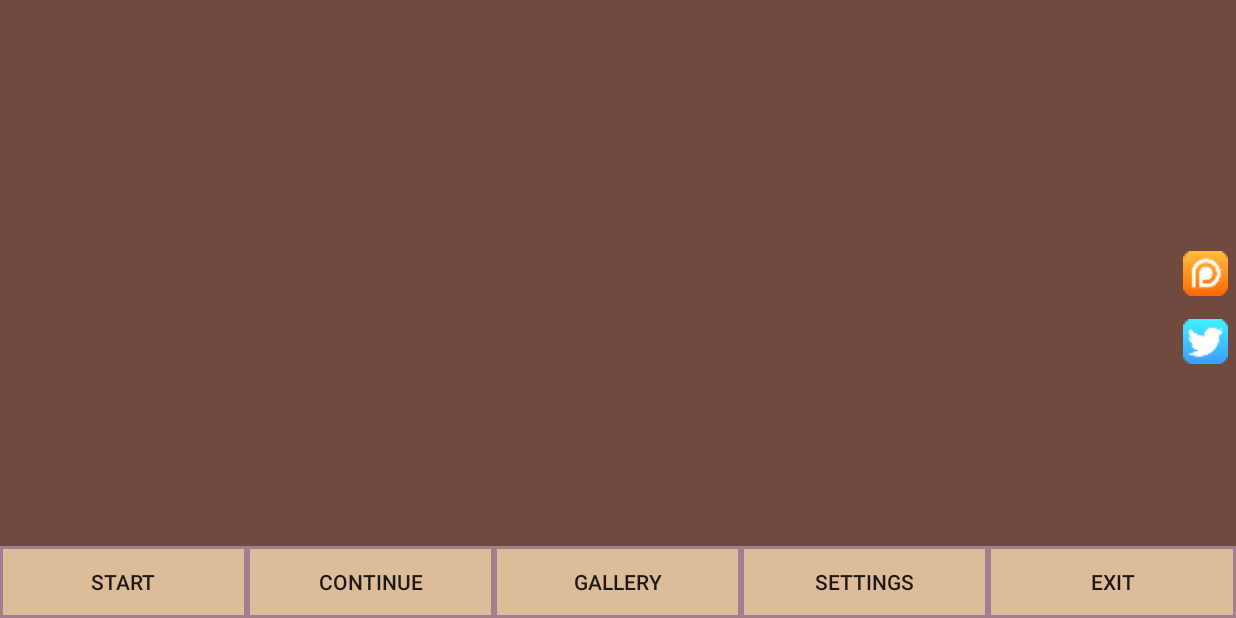
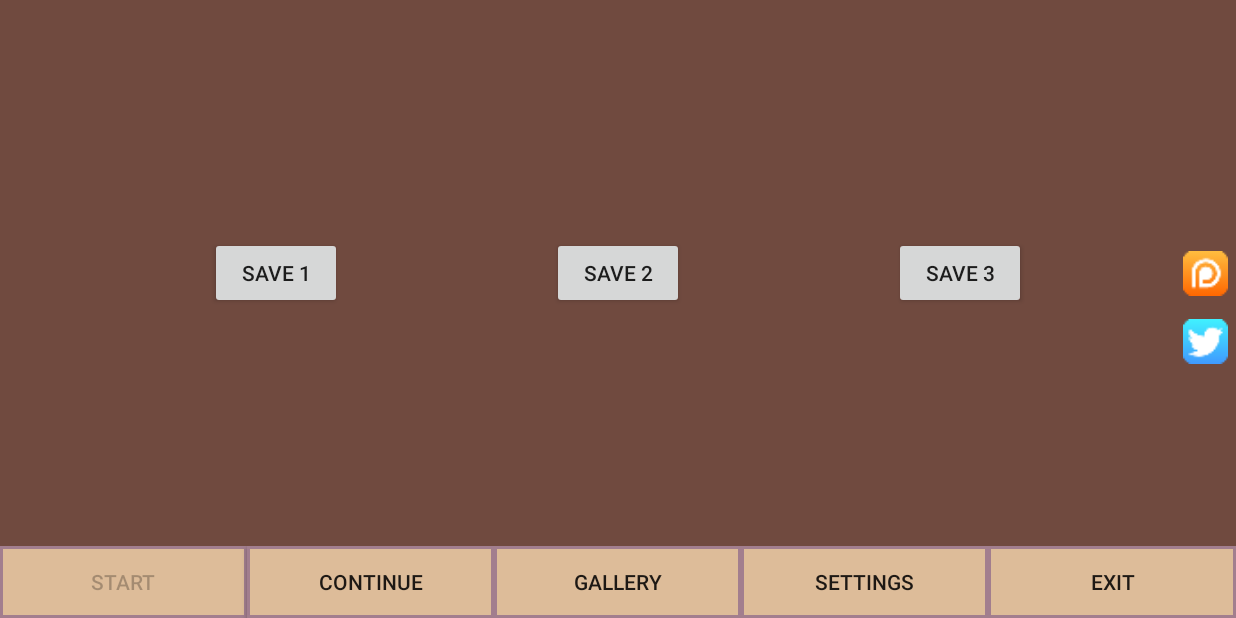
Before and after one commit to idvera77/Cosplay-Triple-Date, an Android app: the HomeActivity screen opened directly, with no data from a screen before it, on a phone screen of 824 x 412 dp (held sideways). Run offline under Robolectric (Android 15) with nearby library versions, the phone set to English and light mode, and no system bars.

Commit message:
micro save
small progress in several areas

```diff
--- a/app/src/main/AndroidManifest.xml
+++ b/app/src/main/AndroidManifest.xml
@@ -9,7 +9,8 @@
         android:roundIcon="@mipmap/ic_launcher_round"
         android:supportsRtl="true"
         android:theme="@style/Theme.AppCompat.DayNight.NoActionBar">
-        <activity android:name=".GameStart"></activity>
+        <activity android:name=".Game"
+            android:screenOrientation="landscape"/>
         <activity
             android:name=".HomeActivity"
             android:screenOrientation="landscape" />
@@ -19,6 +20,7 @@
             android:screenOrientation="landscape">
             <intent-filter>
                 <action android:name="android.intent.action.MAIN" />
+
                 <category android:name="android.intent.category.LAUNCHER" />
             </intent-filter>
         </activity>
--- a/app/src/main/java/com/mystra77/visualnovel/HomeActivity.java
+++ b/app/src/main/java/com/mystra77/visualnovel/HomeActivity.java
@@ -7,6 +7,7 @@ import android.app.AlertDialog;
 import android.content.DialogInterface;
 import android.content.Intent;
 
+import android.database.sqlite.SQLiteDatabase;
 import android.net.Uri;
 import android.os.Bundle;
 
@@ -15,52 +16,87 @@ import android.view.Window;
 import android.view.WindowManager;
 import android.widget.Button;
 
+import com.mystra77.visualnovel.database.MyOpenHelper;
 import com.mystra77.visualnovel.fragments.ContinueFragment;
 import com.mystra77.visualnovel.fragments.GalleryFragment;
+import com.mystra77.visualnovel.fragments.GameStartFragment;
 import com.mystra77.visualnovel.fragments.SettingsFragment;
 
 
 public class HomeActivity extends AppCompatActivity {
     private int unlockImageGallery;
-    private Button btnContinue, btnGaleria, btnSettings;
-
+    private Button btnStart, btnContinue, btnGallery, btnSettings;
 
     @Override
     protected void onCreate(Bundle savedInstanceState) {
         super.onCreate(savedInstanceState);
+
+        //Delete Status Bar
         requestWindowFeature(Window.FEATURE_NO_TITLE);
         this.getWindow().setFlags(WindowManager.LayoutParams.FLAG_FULLSCREEN, WindowManager.LayoutParams.FLAG_FULLSCREEN);
+
+        //
         overridePendingTransition(R.anim.fade_in, R.anim.fade_out);
         setContentView(R.layout.activity_home);
 
+        //First Fragment
+        GameStartFragment fragment = new GameStartFragment();
+        FragmentTransaction transaction = getSupportFragmentManager().beginTransaction();
+        transaction.replace(R.id.frameZoneFragment, fragment);
+        transaction.addToBackStack(null);
+        transaction.commit();
 
+        //Open database
+        MyOpenHelper moh = new MyOpenHelper(this);
+        SQLiteDatabase database = moh.getWritableDatabase();
+
+        moh.saveGame(database, 1, 0, 0,0,0,0);
+
+        btnStart = this.findViewById(R.id.btnStartGame);
+        btnStart.setEnabled(false);
         btnContinue = this.findViewById(R.id.btnContinue);
-        btnGaleria = this.findViewById(R.id.btnGallery);
+        btnGallery = this.findViewById(R.id.btnGallery);
         btnSettings = this.findViewById(R.id.btnSettings);
 
     }
 
     public void Start(final View view) {
+        disableButton(btnStart);
+        GameStartFragment fragment = new GameStartFragment();
+        FragmentTransaction transaction = getSupportFragmentManager().beginTransaction();
+        transaction.setCustomAnimations(R.anim.enter_from_right, R.anim.exit_to_left, R.anim.enter_from_left, R.anim.exit_to_right);
+        transaction.replace(R.id.frameZoneFragment, fragment);
+        transaction.addToBackStack(null);
+        transaction.commit();
 
+
+        /*
         startActivity(new Intent(view.getContext(), GameStart.class));
         overridePendingTransition(R.anim.fade_in, R.anim.fade_out);
 
+          requestWindowFeature(Window.FEATURE_NO_TITLE);
+        this.getWindow().setFlags(WindowManager.LayoutParams.FLAG_FULLSCREEN, WindowManager.LayoutParams.FLAG_FULLSCREEN);
+
+        public void onBackPressed() {
+        super.onBackPressed();
+        overridePendingTransition(R.anim.fade_in, R.anim.fade_out);
+
+    }
+         */
     }
 
     public void Continue(View view) {
-        btnContinue.setEnabled(false);
+        disableButton(btnContinue);
         ContinueFragment fragment = new ContinueFragment();
         FragmentTransaction transaction = getSupportFragmentManager().beginTransaction();
         transaction.setCustomAnimations(R.anim.enter_from_right, R.anim.exit_to_left, R.anim.enter_from_left, R.anim.exit_to_right);
         transaction.replace(R.id.frameZoneFragment, fragment);
         transaction.addToBackStack(null);
         transaction.commit();
-        btnSettings.setEnabled(true);
-        btnGaleria.setEnabled(true);
     }
 
     public void Gallery(View view) {
-        btnGaleria.setEnabled(false);
+        disableButton(btnGallery);
         GalleryFragment fragment = new GalleryFragment();
         FragmentTransaction transaction = getSupportFragmentManager().beginTransaction();
         transaction.setCustomAnimations(R.anim.enter_from_right, R.anim.exit_to_left, R.anim.enter_from_left, R.anim.exit_to_right);
@@ -68,26 +104,23 @@ public class HomeActivity extends AppCompatActivity {
         transaction.addToBackStack(null);
         transaction.commit();
         unlockImageGallery++;
-        btnSettings.setEnabled(true);
-        btnContinue.setEnabled(true);
+
     }
 
     public void Settings(View view) {
-        btnSettings.setEnabled(false);
+        disableButton(btnSettings);
         SettingsFragment fragment = new SettingsFragment();
         FragmentTransaction transaction = getSupportFragmentManager().beginTransaction();
         transaction.setCustomAnimations(R.anim.enter_from_right, R.anim.exit_to_left, R.anim.enter_from_left, R.anim.exit_to_right);
         transaction.replace(R.id.frameZoneFragment, fragment);
         transaction.addToBackStack(null);
         transaction.commit();
-        btnGaleria.setEnabled(true);
-        btnContinue.setEnabled(true);
     }
 
     public void Exit(View view) {
         new AlertDialog.Builder(this, R.style.AlertDialogCustom)
                 .setMessage(R.string.exitQuestion)
-                .setPositiveButton("Yes", new DialogInterface.OnClickListener() {
+                .setPositiveButton(R.string.yes, new DialogInterface.OnClickListener() {
                     @Override
                     public void onClick(DialogInterface dialog, int which) {
                         moveTaskToBack(true);
@@ -95,7 +128,7 @@ public class HomeActivity extends AppCompatActivity {
                         System.exit(1);
                     }
                 })
-                .setNegativeButton("No", null)
+                .setNegativeButton(R.string.no, null)
                 .show();
     }
 
@@ -107,26 +140,26 @@ public class HomeActivity extends AppCompatActivity {
     public void goToPatreon(View view) {
         new AlertDialog.Builder(this, R.style.AlertDialogCustom)
                 .setMessage(R.string.moveToPatreon)
-                .setPositiveButton("Yes", new DialogInterface.OnClickListener() {
+                .setPositiveButton(R.string.yes, new DialogInterface.OnClickListener() {
                     @Override
                     public void onClick(DialogInterface dialog, int which) {
                         startActivity(new Intent(Intent.ACTION_VIEW, Uri.parse("https://www.patreon.com/mystra77")));
                     }
                 })
-                .setNegativeButton("No", null)
+                .setNegativeButton(R.string.no, null)
                 .show();
     }
 
     public void goToTwitter(View view) {
         new AlertDialog.Builder(this, R.style.AlertDialogCustom)
                 .setMessage(R.string.moveToTwitter)
-                .setPositiveButton("Yes", new DialogInterface.OnClickListener() {
+                .setPositiveButton(R.string.yes, new DialogInterface.OnClickListener() {
                     @Override
                     public void onClick(DialogInterface dialog, int which) {
                         startActivity(new Intent(Intent.ACTION_VIEW, Uri.parse("https://twitter.com/mystra77")));
                     }
                 })
-                .setNegativeButton("No", null)
+                .setNegativeButton(R.string.no, null)
                 .show();
     }
 
@@ -134,4 +167,25 @@ public class HomeActivity extends AppCompatActivity {
     public void onBackPressed() {
 
     }
+
+    public void disableButton(Button button){
+        btnStart.setEnabled(true);
+        btnContinue.setEnabled(true);
+        btnGallery.setEnabled(true);
+        btnSettings.setEnabled(true);
+        btnStart.setEnabled(true);
+        btnStart.setEnabled(true);
+        if(button == btnStart){
+            btnStart.setEnabled(false);
+        }
+        if(button == btnContinue){
+            btnContinue.setEnabled(false);
+        }
+        if(button == btnGallery){
+            btnGallery.setEnabled(false);
+        }
+        if(button == btnSettings){
+            btnSettings.setEnabled(false);
+        }
+    }
 }
--- /dev/null
+++ b/app/src/main/java/com/mystra77/visualnovel/classes/Player.java
@@ -0,0 +1,4 @@
+package com.mystra77.visualnovel.classes;
+
+public class Player {
+}
--- a/app/src/main/java/com/mystra77/visualnovel/database/Constants.java
+++ b/app/src/main/java/com/mystra77/visualnovel/database/Constants.java
@@ -6,18 +6,68 @@ public class Constants {
 
     private static final String TABLE_GAME = "game";
 
+    private static final String KEY_ID = "id";
+    private static final String TIME = "time";
     private static final String LEVEL = "level";
     private static final String TSUNDERE = "tsundere";
     private static final String NEKO = "neko";
     private static final String MATURE = "mature";
-    private static final String TIME = "time";
     private static final String SCORE = "score";
-    private static final String KEY_ID = "id";
-    //Timestamp DATETIME DEFAULT CURRENT_TIMESTAMP
-    // Tabla Jugador
-    /*
-    private static final String CREATE_TABLE_JUGADOR = "CREATE TABLE " + TABLE_GAME + "("
-            + KEY_ID + " INTEGER PRIMARY KEY NOT NULL, " + NOMBRE + " VARCHAR(30)," + PASSWORD + " VARCHAR(30)," +
-            VIDA + " INTEGER," + MANA + " INTEGER," + ATAQUE + " INTEGER," + DEFENSA + " INTEGER," + PUNTUACION + " INTEGER);";
-    */
+
+    private static final String CREATE_TABLE_GAME = "CREATE TABLE " + TABLE_GAME + "("
+            + KEY_ID + " INTEGER PRIMARY KEY NOT NULL, " + TIME + " TIMESTAMP DEFAULT CURRENT_TIMESTAMP, "
+            + LEVEL + " INTEGER," + TSUNDERE + " INTEGER," + NEKO + " INTEGER," + MATURE + " INTEGER," + SCORE + " INTEGER);";
+
+    private static final String UPDATE_TIME_TRIGGER = "CREATE TRIGGER update_time_trigger " +
+                    "AFTER UPDATE ON " + TABLE_GAME + " BEGIN " +
+                    "UPDATE " + TABLE_GAME + " SET " + TIME + " = current_timestamp " +
+                    "WHERE " + KEY_ID + " = old." + KEY_ID + ";" +
+                    "END";
+
+
+    public static String getDatabaseName() {
+        return DATABASE_NAME;
+    }
+
+    public static int getDatabaseVersion() {
+        return DATABASE_VERSION;
+    }
+
+    public static String getTableGame() {
+        return TABLE_GAME;
+    }
+
+    public static String getKeyId() {
+        return KEY_ID;
+    }
+
+    public static String getTIME() {
+        return TIME;
+    }
+
+    public static String getLEVEL() {
+        return LEVEL;
+    }
+
+    public static String getTSUNDERE() {
+        return TSUNDERE;
+    }
+
+    public static String getNEKO() {
+        return NEKO;
+    }
+
+    public static String getMATURE() {
+        return MATURE;
+    }
+
+    public static String getSCORE() {
+        return SCORE;
+    }
+
+    public static String getCreateTableGame() {
+        return CREATE_TABLE_GAME;
+    }
+
+    public static String getUpdateTimeTrigger() { return UPDATE_TIME_TRIGGER; }
 }
--- /dev/null
+++ b/app/src/main/java/com/mystra77/visualnovel/fragments/GameStartFragment.java
@@ -0,0 +1,32 @@
+package com.mystra77.visualnovel.fragments;
+
+
+import android.os.Bundle;
+
+import androidx.fragment.app.Fragment;
+
+import android.view.LayoutInflater;
+import android.view.View;
+import android.view.ViewGroup;
+
+import com.mystra77.visualnovel.R;
+
+/**
+ * A simple {@link Fragment} subclass.
+ */
+public class GameStartFragment extends Fragment {
+
+
+    public GameStartFragment() {
+        // Required empty public constructor
+    }
+
+
+    @Override
+    public View onCreateView(LayoutInflater inflater, ViewGroup container,
+                             Bundle savedInstanceState) {
+        // Inflate the layout for this fragment
+        return inflater.inflate(R.layout.fragment_game_start, container, false);
+    }
+
+}
--- a/app/src/main/res/layout/activity_game_start.xml
+++ b/app/src/main/res/layout/activity_game.xml
@@ -4,7 +4,6 @@
     xmlns:tools="http://schemas.android.com/tools"
     android:layout_width="match_parent"
     android:layout_height="match_parent"
-    android:background="@mipmap/load_screen"
-    tools:context=".GameStart">
+    tools:context=".Game">
 
 </androidx.constraintlayout.widget.ConstraintLayout>
--- /dev/null
+++ b/app/src/main/res/layout/fragment_game_start.xml
@@ -0,0 +1,41 @@
+<?xml version="1.0" encoding="utf-8"?>
+<androidx.constraintlayout.widget.ConstraintLayout xmlns:android="http://schemas.android.com/apk/res/android"
+    xmlns:app="http://schemas.android.com/apk/res-auto"
+    xmlns:tools="http://schemas.android.com/tools"
+    android:layout_width="match_parent"
+    android:layout_height="match_parent"
+    tools:context=".fragments.GameStartFragment">
+
+    <Button
+        android:id="@+id/button2"
+        android:layout_width="wrap_content"
+        android:layout_height="wrap_content"
+        android:text="@string/save2"
+        app:layout_constraintBottom_toBottomOf="parent"
+        app:layout_constraintEnd_toStartOf="@+id/button3"
+        app:layout_constraintHorizontal_bias="0.5"
+        app:layout_constraintStart_toEndOf="@+id/button"
+        app:layout_constraintTop_toTopOf="parent" />
+
+    <Button
+        android:id="@+id/button"
+        android:layout_width="wrap_content"
+        android:layout_height="wrap_content"
+        android:text="@string/save1"
+        app:layout_constraintBottom_toBottomOf="parent"
+        app:layout_constraintEnd_toStartOf="@+id/button2"
+        app:layout_constraintHorizontal_bias="0.5"
+        app:layout_constraintStart_toStartOf="parent"
+        app:layout_constraintTop_toTopOf="parent" />
+
+    <Button
+        android:id="@+id/button3"
+        android:layout_width="wrap_content"
+        android:layout_height="wrap_content"
+        android:text="@string/save3"
+        app:layout_constraintBottom_toBottomOf="parent"
+        app:layout_constraintEnd_toEndOf="parent"
+        app:layout_constraintHorizontal_bias="0.5"
+        app:layout_constraintStart_toEndOf="@+id/button2"
+        app:layout_constraintTop_toTopOf="parent" />
+</androidx.constraintlayout.widget.ConstraintLayout>
--- a/app/src/main/res/values/strings.xml
+++ b/app/src/main/res/values/strings.xml
@@ -4,4 +4,15 @@
     <string name="exitQuestion">do you really want to exit?</string>
     <string name="moveToPatreon">^_^ move to Patreon?</string>
     <string name="moveToTwitter">^_^ move to Twitter?</string>
+    <string name="yes">Yes</string>
+    <string name="no">No</string>
+    <string name="save1">Save 1</string>
+    <string name="save2">Save 2</string>
+    <string name="save3">Save 3</string>
+    <string name="load1">Load 1</string>
+    <string name="load2">Load 2</string>
+    <string name="load3">Load 3</string>
+
+    <!-- TODO: Remove or change this placeholder text -->
+    <string name="hello_blank_fragment">Hello blank fragment</string>
 </resources>
```
Also changed, not shown: app/src/main/java/com/mystra77/visualnovel/Game.java (added, +14 -0 lines), app/src/main/java/com/mystra77/visualnovel/GameStart.java (deleted, +0 -24 lines), app/src/main/java/com/mystra77/visualnovel/database/MyOpenHelper.java (+67 -46 lines).
